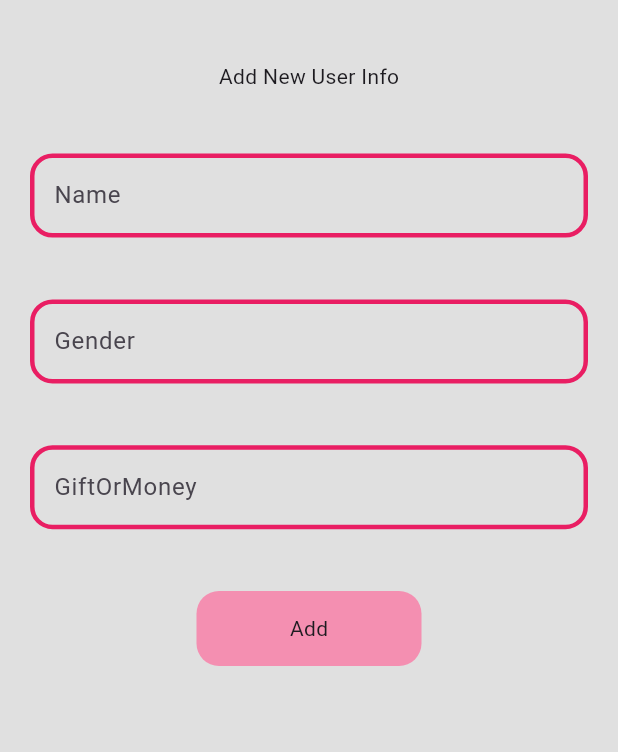
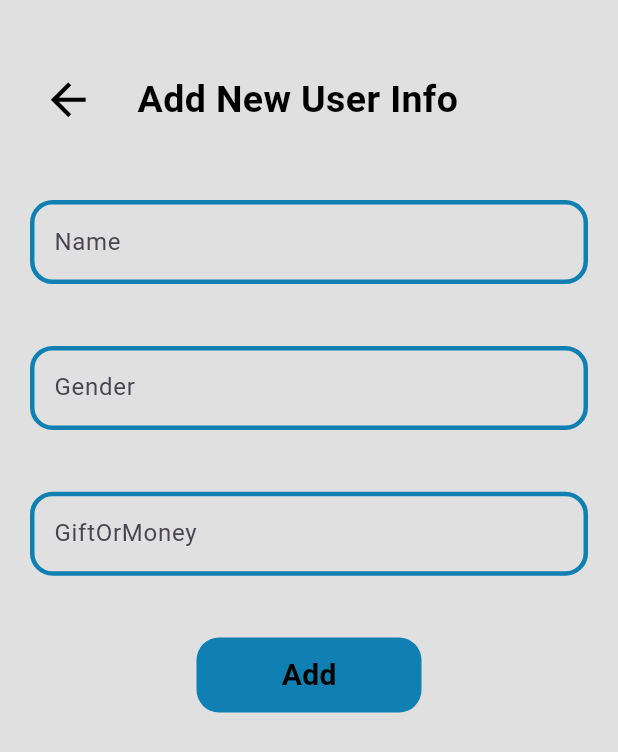
Before and after one commit to foysal012/Marriage-Gift, a Flutter app: the AddNewUserInfo screen opened directly, on a phone screen of 412 x 824 dp. Shown: the top 752 px of the screen. Run offline on Flutter 3.47's test engine with Material 3 defaults, Android fonts, the phone set to English and light mode, and no system bars; our stand-ins replace flutter_slidable, flutter_spinkit, get, google_fonts, hive, hive_flutter and 1 more; accounts and stored records are empty.

Commit message:
some issue fixing

```diff
--- a/lib/screen/add_new_user_info.dart
+++ b/lib/screen/add_new_user_info.dart
@@ -1,5 +1,6 @@
 import 'dart:math';
 import 'package:flutter/material.dart';
+import 'package:google_fonts/google_fonts.dart';
 import 'package:hive/hive.dart';
 import 'package:marriage_gift/model/contact_model_info.dart';
 import 'package:marriage_gift/screen/homepage_screen.dart';
@@ -59,19 +60,29 @@ class _AddNewUserInfoState extends State<AddNewUserInfo> {
                   height: height * 0.05,
                 ),
 
-                Text("Add New User Info"),
+                Row(
+                  children: [
 
-                // SizedBox(
-                //   height: height * 0.05,
-                // ),
-                //
-                // WidgetTextFromField(
-                //     slNoController: slNoController,
-                //     slNoFocusNode: slNoFocusNode,
-                //     nameFocusNode: nameFocusNode,
-                //     labelTxt: "SlNo",
-                //     hintTxt: "1",
-                // ),
+                    IconButton(
+                        onPressed: (){
+                          Navigator.of(context).pop();
+                        },
+                        icon: Icon(Icons.arrow_back, color: Colors.black, size: 35,)
+                    ),
+
+                    SizedBox(
+                      width: width * 0.05,
+                    ),
+
+                    Text("Add New User Info",
+                      style: GoogleFonts.singleDay(
+                          fontWeight: FontWeight.bold,
+                          color: Colors.black,
+                          fontSize: 25
+                      ),
+                    ),
+                  ],
+                ),
 
                 SizedBox(
                   height: height * 0.05,
@@ -119,16 +130,6 @@ class _AddNewUserInfoState extends State<AddNewUserInfo> {
                     //widget.contactInfo == null
                     nameController.text !=null && genderController.text !=null && giftOrMoneyController.text !=null
                     ){
-                      // await MyDBHelper.createContactInfo(ContactInfo(
-                      //   name: nameController.text,
-                      //   gender: genderController.text,
-                      //   giftOrMoney: giftOrMoneyController.text,
-                      //   slNo: slNoController.text,
-                      // )).then((value){
-                      //   ScaffoldMessenger.of(context).showSnackBar(SnackBar(content: Text("Successfully added user Info")));
-                      //   Navigator.of(context).pushAndRemoveUntil(MaterialPageRoute(builder: (context) => HomePageScreen()), (route) => false);
-                      // });
-
                       ContactModelInfo contactModelInfo = ContactModelInfo(
                           name: nameController.text,
                           gender: genderController.text,
@@ -150,10 +151,16 @@ class _AddNewUserInfoState extends State<AddNewUserInfo> {
                     width: 150,
                     decoration: BoxDecoration(
                       borderRadius: BorderRadius.circular(15),
-                      color: Colors.pink[200],
+                      color: Color(0xff0f80b1),
                     ),
                     child: Center(
-                      child: Text("Add"),
+                      child: Text("Add",
+                        style: GoogleFonts.singleDay(
+                            fontWeight: FontWeight.bold,
+                            color: Colors.black,
+                            fontSize: 20
+                        ),
+                      ),
                     ),
                   ),
                 )
@@ -195,14 +202,14 @@ class WidgetTextFromField extends StatelessWidget {
           borderRadius: BorderRadius.circular(15),
       borderSide: BorderSide(
         width: 3,
-        color: Colors.pink,
+        color: Color(0xff0f80b1)
       ),
     ),
         focusedBorder: OutlineInputBorder(
           borderRadius: BorderRadius.circular(15),
           borderSide: BorderSide(
             width: 3,
-            color: Colors.pink,
+            color: Color(0xff0f80b1)
           ),
         ),
 
```
Also changed, not shown: lib/screen/homepage_screen.dart (+39 -7 lines).
